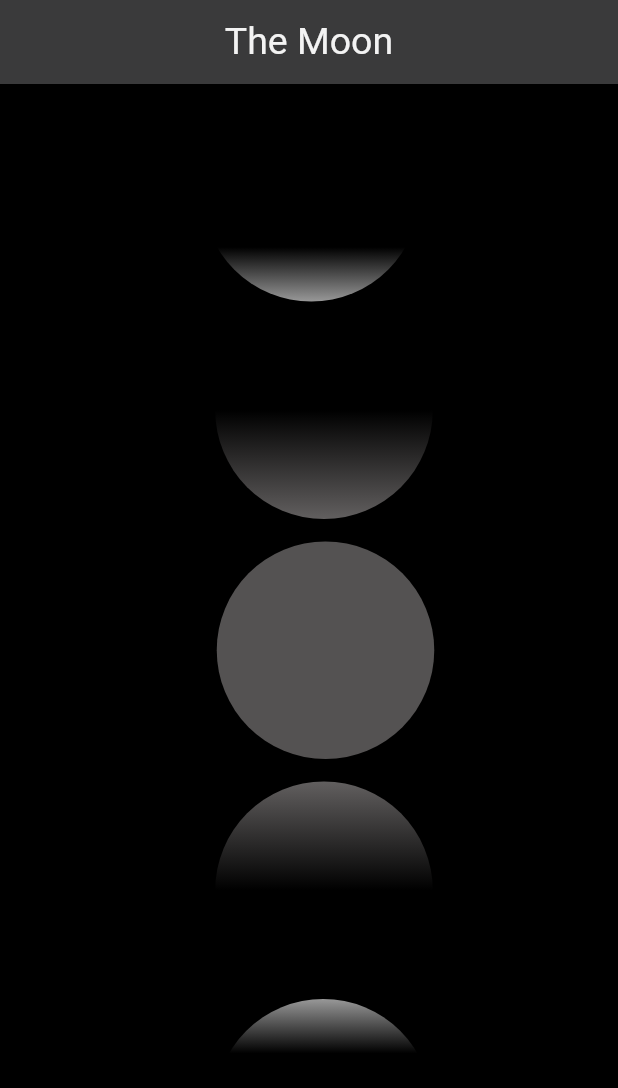
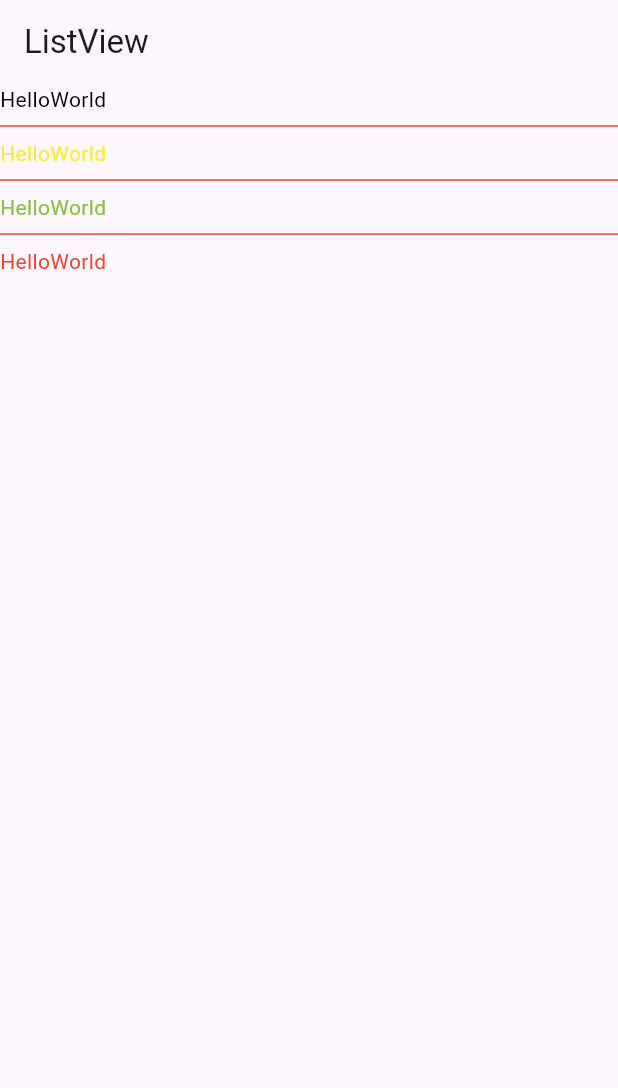
Before and after one commit to Archoooo/Learn-Flutter, a Flutter app: the screen it shows after launch, on a phone screen of 412 x 824 dp. Shown: the top 1088 px of the screen. Run offline on Flutter 3.47's test engine with Material 3 defaults, Android fonts, the phone set to English and light mode, and no system bars.

Commit message:
MyList(list<>, builder, sparated, Divider)

```diff
--- a/lib/main.dart
+++ b/lib/main.dart
@@ -1,5 +1,4 @@
 import 'package:flutter/material.dart';
-import 'package:flutter/widgets.dart';
 
 void main() {
   runApp(MyApp());
@@ -8,107 +7,32 @@ void main() {
 class MyApp extends StatelessWidget {
   @override
   Widget build(BuildContext context) {
+    List<Color> myColor = [
+      Colors.black,
+      Colors.yellow,
+      Colors.lightGreen,
+      Colors.red
+    ];
+
     return MaterialApp(
-      debugShowCheckedModeBanner: false,
       home: Scaffold(
-          backgroundColor: const Color.fromARGB(255, 0, 0, 0),
-          appBar: AppBar(
-              backgroundColor: Color.fromARGB(255, 58, 58, 59),
-              title: Center(
-                child: Text(
-                  "The Moon",
-                  style: TextStyle(
-                      fontSize: 25, color: Color.fromARGB(239, 255, 255, 255)),
-                ),
-              )),
-          body: Column(
-            children: [
-              Row(
-                children: [
-                  Container(
-                    width: 145,
-                    height: 145,
-                    margin: EdgeInsets.fromLTRB(135, 0, 0, 0),
-                    decoration: BoxDecoration(
-                        borderRadius: BorderRadius.circular(100),
-                        border: Border(),
-                        gradient: LinearGradient(
-                            begin: Alignment.bottomCenter,
-                            end: Alignment.topCenter,
-                            colors: [
-                              Color.fromRGBO(152, 152, 152, 152),
-                              Color.fromARGB(255, 0, 0, 0),
-                              Color.fromARGB(255, 0, 0, 0),
-                              Colors.black,
-                              Colors.black
-                            ])),
-                  ),
-                ],
-              ),
-              Container(
-                width: 145,
-                height: 145,
-                margin: EdgeInsets.fromLTRB(20, 0, 0, 0),
-                decoration: BoxDecoration(
-                    borderRadius: BorderRadius.circular(100),
-                    color: Color.fromARGB(164, 115, 117, 120),
-                    border: Border(),
-                    gradient: LinearGradient(
-                        begin: Alignment.bottomCenter,
-                        end: Alignment.topCenter,
-                        colors: [
-                          Color.fromARGB(255, 152, 148, 148),
-                          Color.fromARGB(255, 0, 0, 0),
-                          Color.fromARGB(255, 0, 0, 0)
-                        ])),
-              ),
-              Container(
-                width: 145,
-                height: 145,
-                margin: EdgeInsets.fromLTRB(22, 15, 0, 0),
-                decoration: BoxDecoration(
-                  borderRadius: BorderRadius.circular(100),
-                  color: Color.fromARGB(141, 152, 148, 148),
-                  border: Border(),
-                ),
-              ),
-              Container(
-                width: 145,
-                height: 145,
-                margin: EdgeInsets.fromLTRB(20, 15, 0, 0),
-                decoration: BoxDecoration(
-                    borderRadius: BorderRadius.circular(100),
-                    color: Color.fromARGB(164, 115, 117, 120),
-                    border: Border(),
-                    gradient: LinearGradient(
-                        begin: Alignment.topCenter,
-                        end: Alignment.bottomCenter,
-                        colors: [
-                          Color.fromARGB(255, 152, 148, 148),
-                          Color.fromARGB(255, 0, 0, 0),
-                          Color.fromARGB(255, 0, 0, 0)
-                        ])),
-              ),
-              Container(
-                width: 145,
-                height: 145,
-                margin: EdgeInsets.fromLTRB(19, 0, 0, 0),
-                decoration: BoxDecoration(
-                    borderRadius: BorderRadius.circular(100),
-                    border: Border(),
-                    gradient: LinearGradient(
-                        begin: Alignment.topCenter,
-                        end: Alignment.bottomCenter,
-                        colors: [
-                          Color.fromRGBO(152, 152, 152, 152),
-                          Color.fromARGB(255, 0, 0, 0),
-                          Color.fromARGB(255, 0, 0, 0),
-                          Colors.black,
-                          Colors.black
-                        ])),
-              ),
-            ],
-          )),
+        appBar: AppBar(
+          title: Text("ListView"),
+        ),
+        body: ListView.separated(
+            separatorBuilder: (context, index) {
+              return Divider(
+                color: Colors.red,
+              );
+            },
+            itemCount: myColor.length,
+            itemBuilder: (context, index) {
+              return Text(
+                "HelloWorld",
+                style: TextStyle(color: myColor[index]),
+              );
+            }),
+      ),
     );
   }
 }
```
